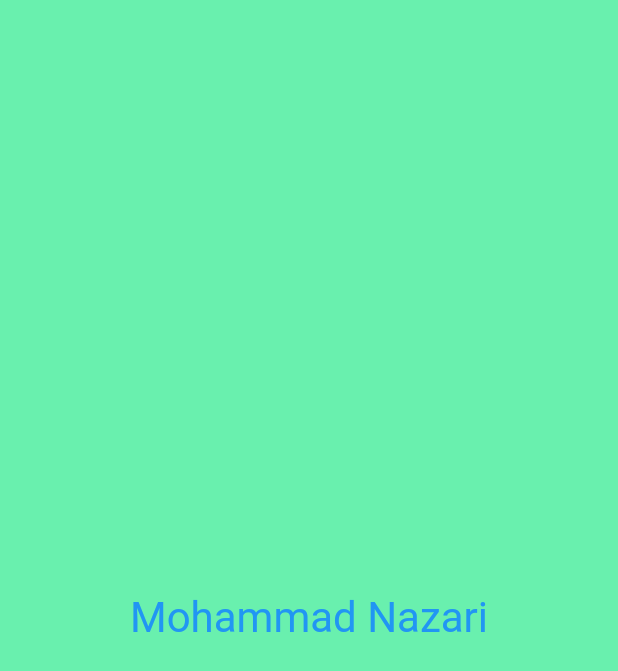
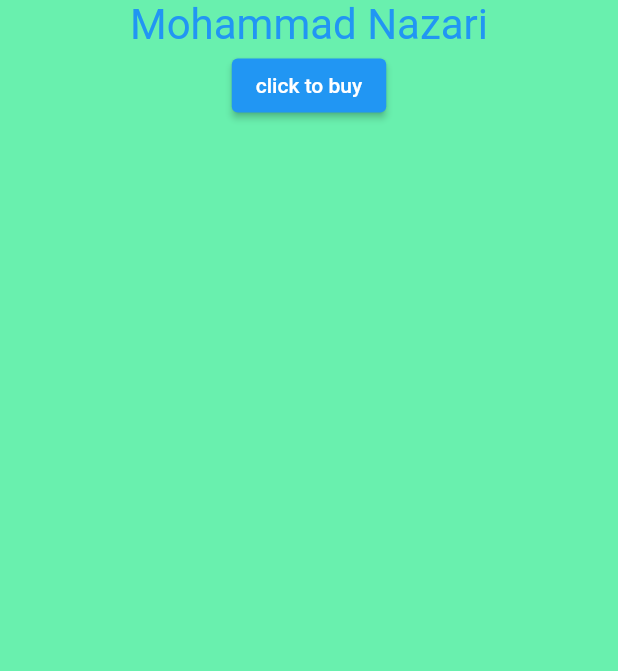
Before and after one commit to Alits23/TestAz, a Flutter app: the MyApp widget shown alone on an empty page, opened directly, on a phone screen of 412 x 824 dp. Shown: the top 671 px of the screen. Run offline on Flutter 3.47's test engine with Material 2 defaults, Android fonts, the phone set to English and light mode, and no system bars.

Commit message:
added order button in main

```diff
--- a/lib/main.dart
+++ b/lib/main.dart
@@ -9,7 +9,9 @@ Widget MyApp() {
     home: Scaffold(
       backgroundColor: Colors.greenAccent,
       body: SafeArea(
-        child: Center(
+        child: Column(
+          children: [
+            Center(
               child: Text(
                 'Mohammad Nazari',
                 style: TextStyle(
@@ -19,6 +21,14 @@ Widget MyApp() {
                 ),
               ),
             ),
+            ElevatedButton(
+              onPressed: () {
+                print('order complited');
+              },
+              child: Text('click to buy'),
+            ),
+          ],
+        ),
       ),
     ),
   );
```
Lines whose indentation alone changed are shown as unchanged.
